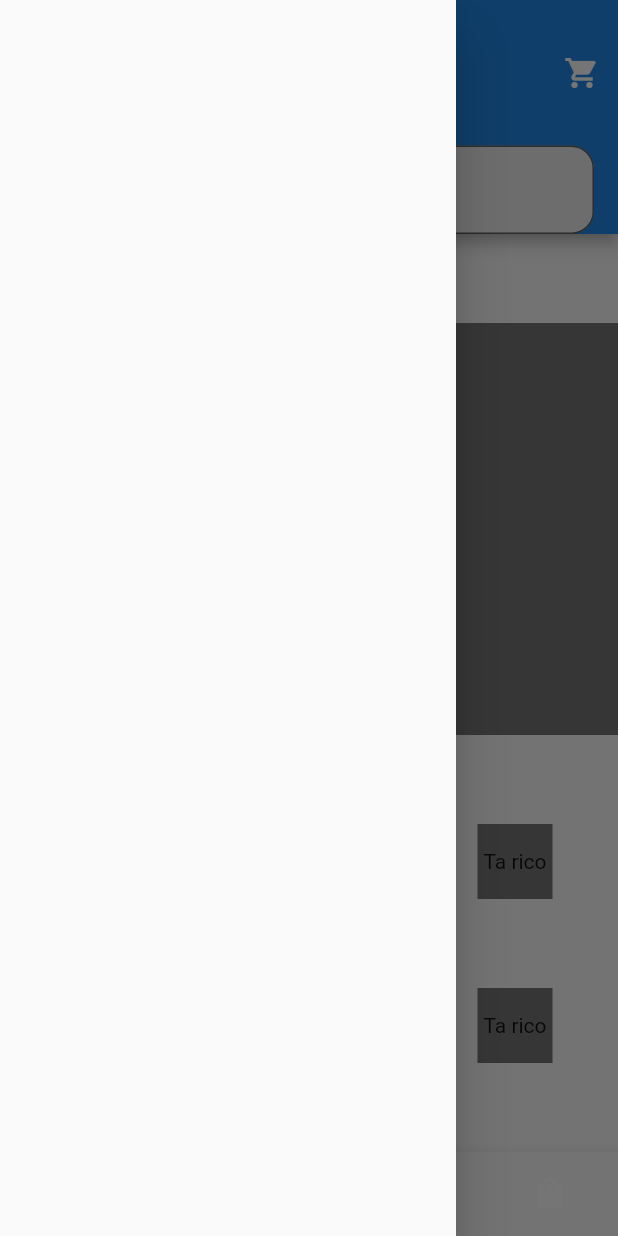
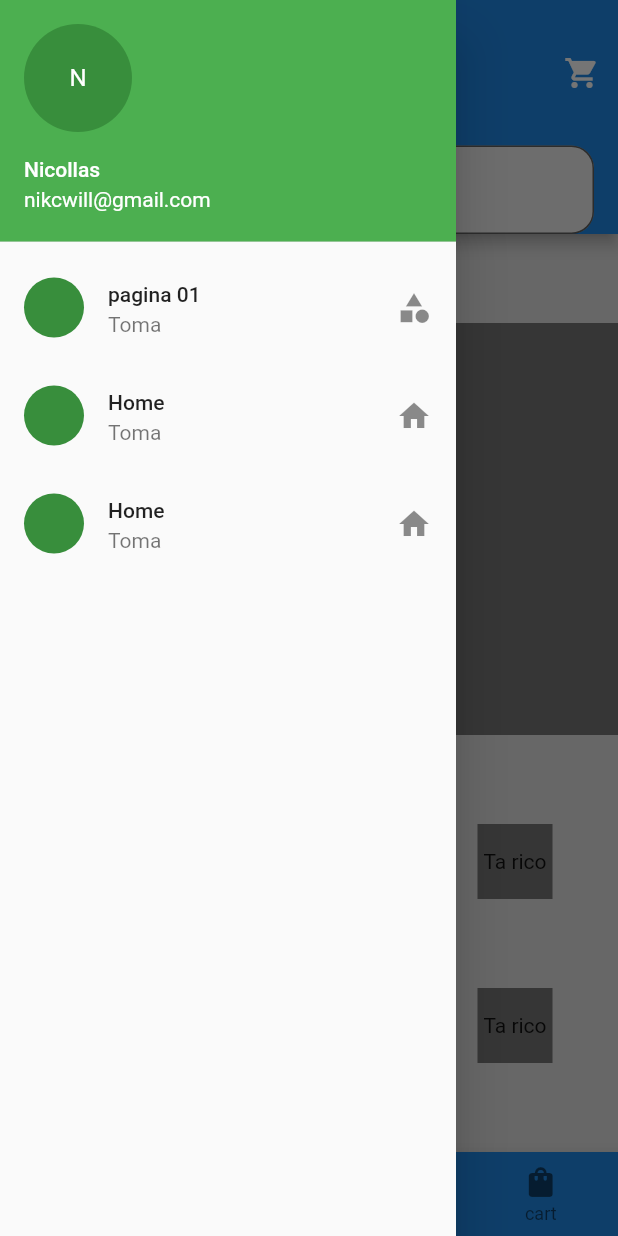
Before and after one commit to NikcWill/devMobile, a Flutter app: the screen it shows after launch, with the side drawer open, on a phone screen of 412 x 824 dp. Run offline on Flutter 3.47's test engine with Material 2 defaults, Android fonts, the light colour scheme and no system bars.

Commit message:
Exercicio de sala

```diff
--- a/ProjetoFlutter02/flutter_application_1/lib/main.dart
+++ b/ProjetoFlutter02/flutter_application_1/lib/main.dart
@@ -5,17 +5,80 @@ void main() {
     MaterialApp(
       home: HomePage(),
       debugShowCheckedModeBanner: false,
+      theme: ThemeData(primarySwatch: Colors.green),
     ),
   );
 }
 
-class HomePage extends StatelessWidget {
-  const HomePage({super.key});
+class HomePage extends StatefulWidget {
+  HomePage({super.key});
+
+  @override
+  State<HomePage> createState() => _HomePageState();
+}
+
+class _HomePageState extends State<HomePage> {
+  PageController _pagecontroller = PageController();
+
+  int active = 0;
 
   @override
   Widget build(BuildContext context) {
     return Scaffold(
-      drawer: Drawer(),
+      backgroundColor: Colors.grey.shade300,
+      drawer: Drawer(
+        child: ListView(children: [
+          UserAccountsDrawerHeader(
+            accountName: Text('Nicollas'),
+            accountEmail: Text('nikcwill@gmail.com'),
+            currentAccountPicture: CircleAvatar(
+              child: Text('N'),
+            ),
+          ),
+          ListTile(
+            onTap: () {
+              _pagecontroller.jumpToPage(1);
+              Navigator.pop(context);
+              setState(() {
+                active = 1;
+              });
+            },
+            onLongPress: () => print('Estou na home'),
+            title: Text('pagina 01'),
+            trailing: Icon(Icons.category),
+            leading: CircleAvatar(),
+            subtitle: Text('Toma'),
+          ),
+          ListTile(
+            onTap: () {
+              _pagecontroller.jumpToPage(2);
+              Navigator.pop(context);
+              setState(() {
+                active = 2;
+              });
+            },
+            onLongPress: () => print('Estou na home'),
+            title: Text('Home'),
+            trailing: Icon(Icons.home),
+            leading: CircleAvatar(),
+            subtitle: Text('Toma'),
+          ),
+          ListTile(
+            onTap: () {
+              _pagecontroller.jumpToPage(3);
+              Navigator.pop(context);
+              setState(() {
+                active = 3;
+              });
+            },
+            onLongPress: () => print('Estou na home'),
+            title: Text('Home'),
+            trailing: Icon(Icons.home),
+            leading: CircleAvatar(),
+            subtitle: Text('Toma'),
+          ),
+        ]),
+      ),
       appBar: AppBar(
         actions: [
           IconButton(
@@ -49,7 +112,11 @@ class HomePage extends StatelessWidget {
         backgroundColor: Colors.blue.shade600,
         centerTitle: false,
       ),
-      body: Column(
+      body: PageView(
+        controller: _pagecontroller,
+        children: [
+          Container(
+            child: Column(
               mainAxisAlignment: MainAxisAlignment.spaceEvenly,
               children: [
                 Row(
@@ -125,9 +192,29 @@ class HomePage extends StatelessWidget {
                 )
               ],
             ),
+          ),
+          Container(
+            color: Colors.amber,
+          ),
+          Container(
+            color: Colors.pink,
+          ),
+          Container(
+            color: Colors.red,
+          ),
+        ],
+      ),
       bottomNavigationBar: BottomNavigationBar(
-        currentIndex: 0,
         backgroundColor: Colors.blue.shade600,
+        type: BottomNavigationBarType.fixed,
+        currentIndex: active,
+        onTap: (value) {
+          _pagecontroller.animateToPage(value,
+              duration: Duration(milliseconds: 300), curve: Curves.ease);
+          setState(() {
+            active = value;
+          });
+        },
         items: [
           BottomNavigationBarItem(
             icon: Icon(Icons.home),
```
Lines whose indentation alone changed are shown as unchanged.
